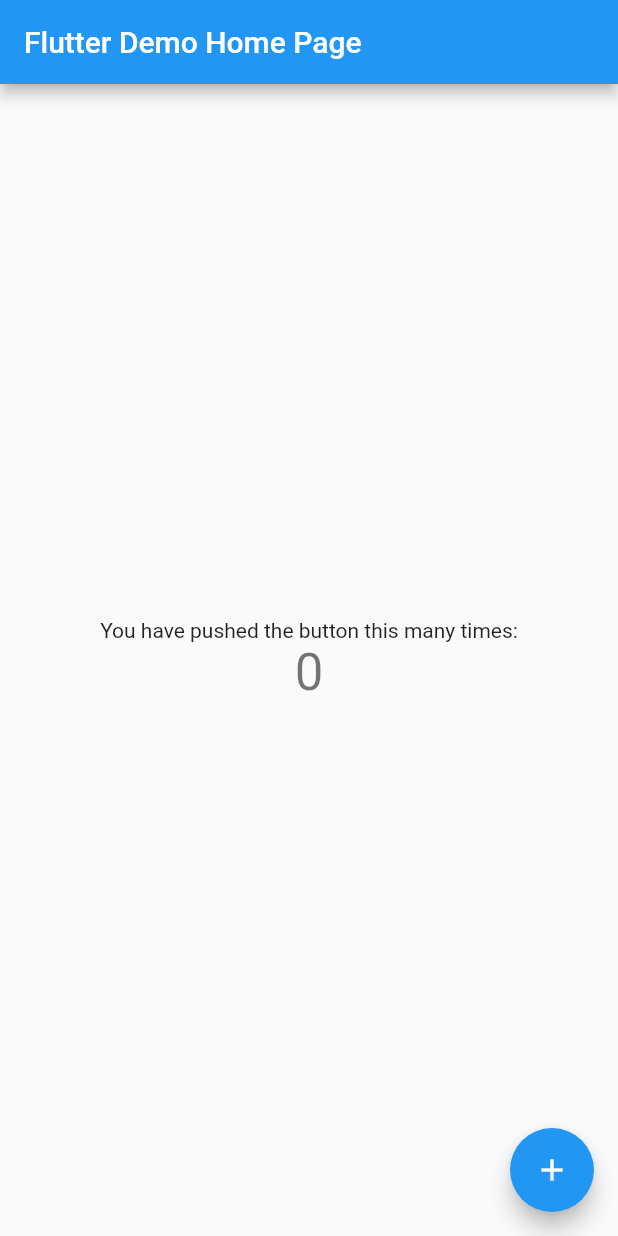
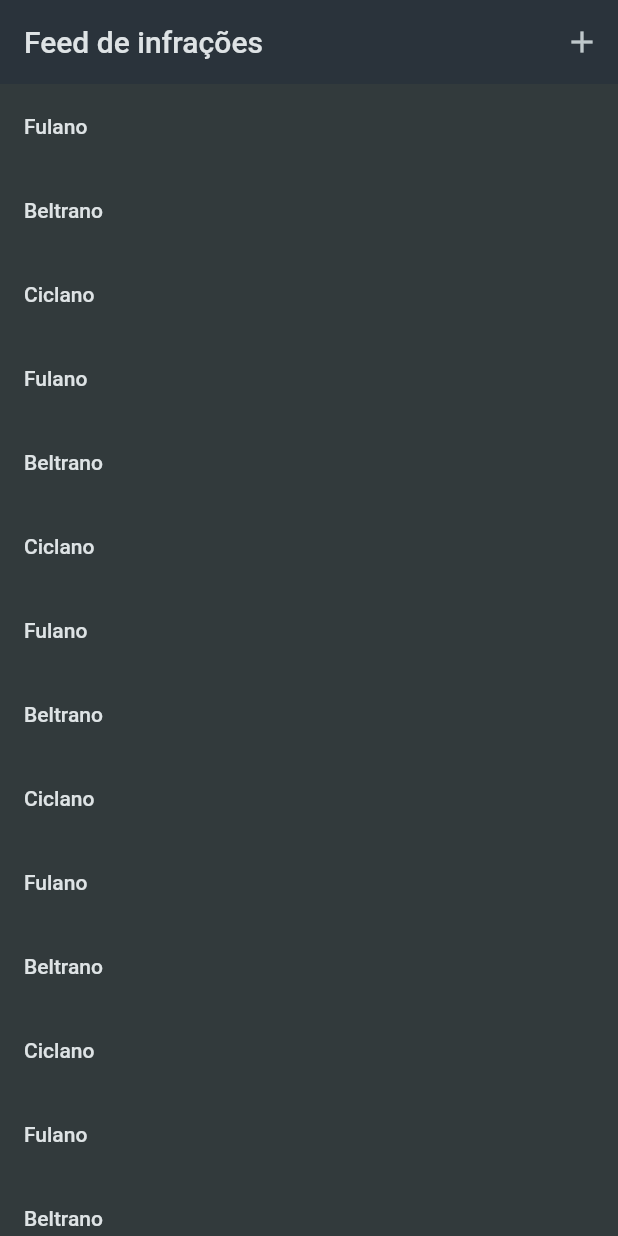
Before and after one commit to ArthurCorbellini/traffic_inspector, a Flutter app: the screen it shows after launch, on a phone screen of 412 x 824 dp. Run offline on Flutter 3.47's test engine with Material 2 defaults, Android fonts, the phone set to English and light mode, and no system bars.

Commit message:
versão inicial do feed

```diff
--- /dev/null
+++ b/lib/data/dummy_evidences.dart
@@ -0,0 +1,64 @@
+import 'package:traffic_inspector/models/evidence.dart';
+
+final evidences = [
+  const Evidence(
+      id: 0,
+      author: 'Fulano',
+      description: 'jufnads fnadsh fnaosdf nasidu nfiuasdsfsd'),
+  const Evidence(
+      id: 1,
+      author: 'Beltrano',
+      description: 'jufnads fnadsh fnaosdf nasidu nfiuasdsfsd'),
+  const Evidence(
+      id: 2,
+      author: 'Ciclano',
+      description: 'jufnads fnadsh fnaosdf nasidu nfiuasdsfsd'),
+  const Evidence(
+      id: 3,
+      author: 'Fulano',
+      description: 'jufnads fnadsh fnaosdf nasidu nfiuasdsfsd'),
+  const Evidence(
+      id: 4,
+      author: 'Beltrano',
+      description: 'jufnads fnadsh fnaosdf nasidu nfiuasdsfsd'),
+  const Evidence(
+      id: 5,
+      author: 'Ciclano',
+      description: 'jufnads fnadsh fnaosdf nasidu nfiuasdsfsd'),
+  const Evidence(
+      id: 6,
+      author: 'Fulano',
+      description: 'jufnads fnadsh fnaosdf nasidu nfiuasdsfsd'),
+  const Evidence(
+      id: 7,
+      author: 'Beltrano',
+      description: 'jufnads fnadsh fnaosdf nasidu nfiuasdsfsd'),
+  const Evidence(
+      id: 8,
+      author: 'Ciclano',
+      description: 'jufnads fnadsh fnaosdf nasidu nfiuasdsfsd'),
+  const Evidence(
+      id: 9,
+      author: 'Fulano',
+      description: 'jufnads fnadsh fnaosdf nasidu nfiuasdsfsd'),
+  const Evidence(
+      id: 10,
+      author: 'Beltrano',
+      description: 'jufnads fnadsh fnaosdf nasidu nfiuasdsfsd'),
+  const Evidence(
+      id: 11,
+      author: 'Ciclano',
+      description: 'jufnads fnadsh fnaosdf nasidu nfiuasdsfsd'),
+  const Evidence(
+      id: 12,
+      author: 'Fulano',
+      description: 'jufnads fnadsh fnaosdf nasidu nfiuasdsfsd'),
+  const Evidence(
+      id: 13,
+      author: 'Beltrano',
+      description: 'jufnads fnadsh fnaosdf nasidu nfiuasdsfsd'),
+  const Evidence(
+      id: 14,
+      author: 'Ciclano',
+      description: 'jufnads fnadsh fnaosdf nasidu nfiuasdsfsd'),
+];
--- a/lib/main.dart
+++ b/lib/main.dart
@@ -1,4 +1,5 @@
 import 'package:flutter/material.dart';
+import 'package:traffic_inspector/widgets/post_list.dart';
 
 void main() {
   runApp(const MyApp());
@@ -7,109 +8,20 @@
 class MyApp extends StatelessWidget {
   const MyApp({super.key});
 
-  // This widget is the root of your application.
   @override
   Widget build(BuildContext context) {
     return MaterialApp(
-      title: 'Flutter Demo',
-      theme: ThemeData(
-        // This is the theme of your application.
-        //
-        // Try running your application with "flutter run". You'll see the
-        // application has a blue toolbar. Then, without quitting the app, try
-        // changing the primarySwatch below to Colors.green and then invoke
-        // "hot reload" (press "r" in the console where you ran "flutter run",
-        // or simply save your changes to "hot reload" in a Flutter IDE).
-        // Notice that the counter didn't reset back to zero; the application
-        // is not restarted.
-        primarySwatch: Colors.blue,
+      title: 'Traffic Inspector',
+      theme: ThemeData.dark().copyWith(
+        useMaterial3: true,
+        colorScheme: ColorScheme.fromSeed(
+          seedColor: const Color.fromARGB(255, 147, 229, 250),
+          brightness: Brightness.dark,
+          surface: const Color.fromARGB(255, 42, 51, 59),
+        ),
+        scaffoldBackgroundColor: const Color.fromARGB(255, 50, 58, 60),
       ),
-      home: const MyHomePage(title: 'Flutter Demo Home Page'),
+      home: const PostList(),
     );
   }
 }
-
-class MyHomePage extends StatefulWidget {
-  const MyHomePage({super.key, required this.title});
-
-  // This widget is the home page of your application. It is stateful, meaning
-  // that it has a State object (defined below) that contains fields that affect
-  // how it looks.
-
-  // This class is the configuration for the state. It holds the values (in this
-  // case the title) provided by the parent (in this case the App widget) and
-  // used by the build method of the State. Fields in a Widget subclass are
-  // always marked "final".
-
-  final String title;
-
-  @override
-  State<MyHomePage> createState() => _MyHomePageState();
-}
-
-class _MyHomePageState extends State<MyHomePage> {
-  int _counter = 0;
-
-  void _incrementCounter() {
-    setState(() {
-      // This call to setState tells the Flutter framework that something has
-      // changed in this State, which causes it to rerun the build method below
-      // so that the display can reflect the updated values. If we changed
-      // _counter without calling setState(), then the build method would not be
-      // called again, and so nothing would appear to happen.
-      _counter++;
-    });
-  }
-
-  @override
-  Widget build(BuildContext context) {
-    // This method is rerun every time setState is called, for instance as done
-    // by the _incrementCounter method above.
-    //
-    // The Flutter framework has been optimized to make rerunning build methods
-    // fast, so that you can just rebuild anything that needs updating rather
-    // than having to individually change instances of widgets.
-    return Scaffold(
-      appBar: AppBar(
-        // Here we take the value from the MyHomePage object that was created by
-        // the App.build method, and use it to set our appbar title.
-        title: Text(widget.title),
-      ),
-      body: Center(
-        // Center is a layout widget. It takes a single child and positions it
-        // in the middle of the parent.
-        child: Column(
-          // Column is also a layout widget. It takes a list of children and
-          // arranges them vertically. By default, it sizes itself to fit its
-          // children horizontally, and tries to be as tall as its parent.
-          //
-          // Invoke "debug painting" (press "p" in the console, choose the
-          // "Toggle Debug Paint" action from the Flutter Inspector in Android
-          // Studio, or the "Toggle Debug Paint" command in Visual Studio Code)
-          // to see the wireframe for each widget.
-          //
-          // Column has various properties to control how it sizes itself and
-          // how it positions its children. Here we use mainAxisAlignment to
-          // center the children vertically; the main axis here is the vertical
-          // axis because Columns are vertical (the cross axis would be
-          // horizontal).
-          mainAxisAlignment: MainAxisAlignment.center,
-          children: <Widget>[
-            const Text(
-              'You have pushed the button this many times:',
-            ),
-            Text(
-              '$_counter',
-              style: Theme.of(context).textTheme.headlineMedium,
-            ),
-          ],
-        ),
-      ),
-      floatingActionButton: FloatingActionButton(
-        onPressed: _incrementCounter,
-        tooltip: 'Increment',
-        child: const Icon(Icons.add),
-      ), // This trailing comma makes auto-formatting nicer for build methods.
-    );
-  }
-}
--- /dev/null
+++ b/lib/models/evidence.dart
@@ -0,0 +1,11 @@
+class Evidence {
+  const Evidence({
+    required this.id,
+    required this.author,
+    required this.description,
+  });
+
+  final int id;
+  final String author;
+  final String description;
+}
--- /dev/null
+++ b/lib/widgets/new_post.dart
@@ -0,0 +1,33 @@
+import 'package:flutter/material.dart';
+
+class NewPost extends StatefulWidget {
+  const NewPost({super.key});
+
+  @override
+  State<NewPost> createState() => _NewPostState();
+}
+
+class _NewPostState extends State<NewPost> {
+  @override
+  Widget build(BuildContext context) {
+    return Scaffold(
+      appBar: AppBar(
+        title: const Text('Inserir denúncia'),
+      ),
+      body: Padding(
+        padding: const EdgeInsets.all(12),
+        child: Form(
+          child: Column(children: [
+            TextFormField(
+              maxLength: 50,
+              decoration: const InputDecoration(
+                label: Text('Autor'),
+              ),
+              validator: (value) => 'erro na validação - teste',
+            )
+          ]),
+        ),
+      ),
+    );
+  }
+}
--- /dev/null
+++ b/lib/widgets/post_list.dart
@@ -0,0 +1,37 @@
+import 'package:flutter/material.dart';
+
+import 'package:traffic_inspector/data/dummy_evidences.dart';
+import 'package:traffic_inspector/widgets/new_post.dart';
+
+class PostList extends StatefulWidget {
+  const PostList({super.key});
+
+  @override
+  State<PostList> createState() => _PostListState();
+}
+
+class _PostListState extends State<PostList> {
+  void _addPost() {
+    Navigator.of(context).push(
+      MaterialPageRoute(
+        builder: (ctx) => const NewPost(),
+      ),
+    );
+  }
+
+  @override
+  Widget build(BuildContext context) {
+    return Scaffold(
+      appBar: AppBar(
+        title: const Text('Feed de infrações'),
+        actions: [IconButton(onPressed: _addPost, icon: const Icon(Icons.add))],
+      ),
+      body: ListView.builder(
+        itemCount: evidences.length,
+        itemBuilder: (ctx, idx) => ListTile(
+          title: Text(evidences[idx].author),
+        ),
+      ),
+    );
+  }
+}
```
